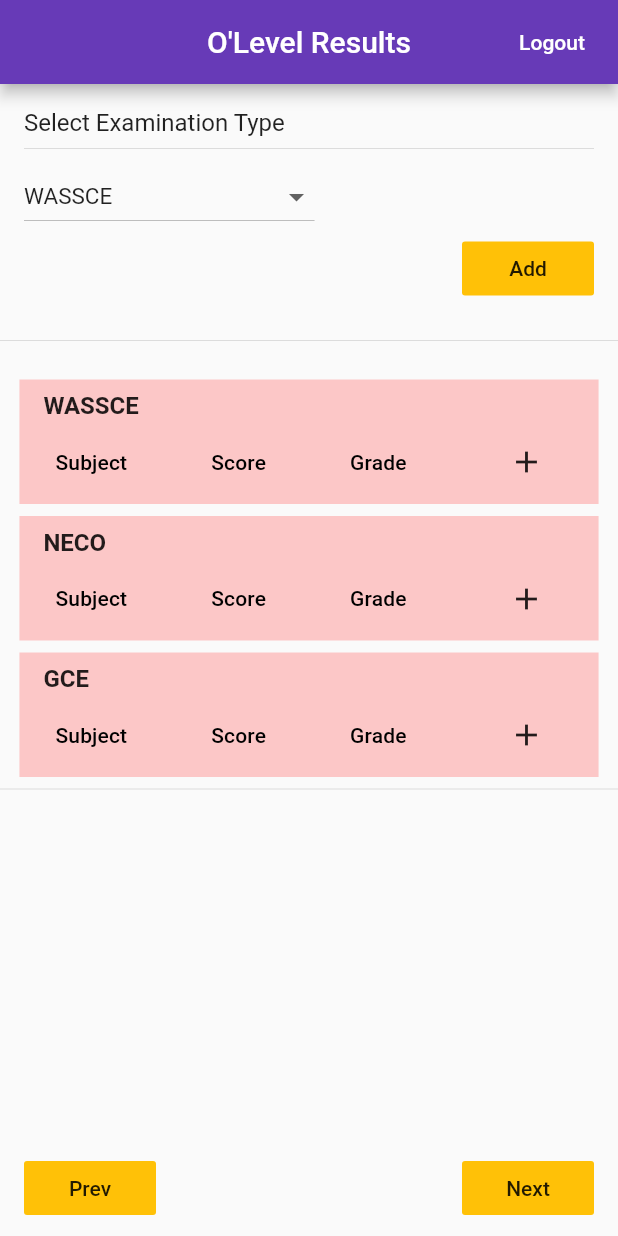
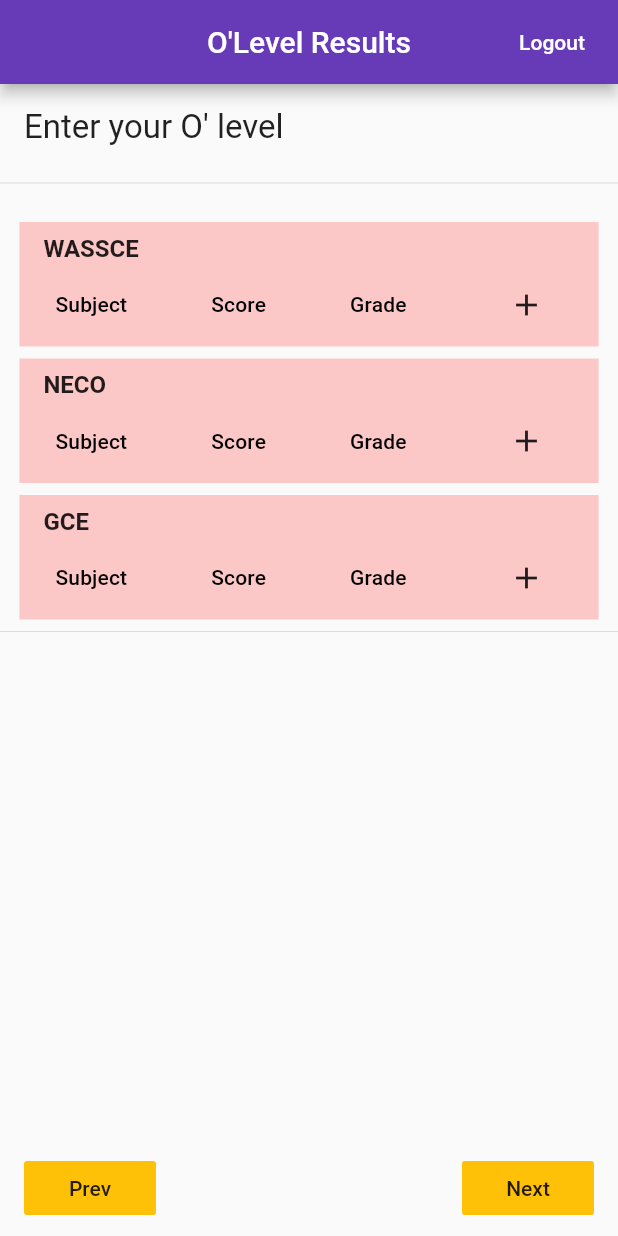
Before and after one commit to iykeprince/online_admission_result_checker_app, a Flutter app: the CreateApplication screen opened directly with empty values, after a tap on "Next", on a phone screen of 412 x 824 dp. Run offline on Flutter 3.47's test engine with Material 2 defaults, Android fonts, the phone set to English and light mode, and no system bars; our stand-ins replace cloud_firestore, firebase_auth, screenshot; accounts and stored records are empty.

Commit message:
updated the 0 level

```diff
--- a/lib/pages/create-application.dart
+++ b/lib/pages/create-application.dart
@@ -472,6 +472,7 @@ class _CreateApplicationState extends State<CreateApplication> {
   //method to show UI for inputing and handling O'level
   _buildOlevel() {
     return Column(
+
       children: [
         Expanded(
           child: ListView(
@@ -482,79 +483,80 @@ class _CreateApplicationState extends State<CreateApplication> {
                 child: Column(
                   crossAxisAlignment: CrossAxisAlignment.start,
                   children: <Widget>[
-                    Text(
-                      'Select Examination Type',
-                      style: TextStyle(
-                        fontSize: 16,
-                        fontWeight: FontWeight.w400,
-                      ),
-                    ),
-                    Divider(),
+                    // Text(
+                    //   'Select Examination Type',
+                    //   style: TextStyle(
+                    //     fontSize: 16,
+                    //     fontWeight: FontWeight.w400,
+                    //   ),
+                    // ),
+                    // Divider(),
                     Row(
                       children: <Widget>[
                         Container(
-                          child: DropdownButton(
-                            hint: Text('Select examination type'),
-                            items: entryList
-                                .map(
-                                  (item) => DropdownMenuItem(
-                                    value: item.name,
-                                    child: Text(
-                                      item.name,
-                                      style: TextStyle(
-                                        fontSize: 15.0,
-                                      ),
-                                    ),
-                                  ),
-                                )
-                                .toList(),
-                            onChanged: (value) {
-                              print('entry: $value');
-                              setState(() {
-                                _selectedEntry = value;
-                                _entryIndex = entryList.indexWhere(
-                                    (element) => element.name == value);
-                              });
-                            },
-                            value: _selectedEntry,
-                          ),
+                          child: Text('Enter your O\' level', style: TextStyle(fontSize: 22))
+                          // child: DropdownButton(
+                          //   hint: Text('Select examination type'),
+                          //   items: entryList
+                          //       .map(
+                          //         (item) => DropdownMenuItem(
+                          //           value: item.name,
+                          //           child: Text(
+                          //             item.name,
+                          //             style: TextStyle(
+                          //               fontSize: 15.0,
+                          //             ),
+                          //           ),
+                          //         ),
+                          //       )
+                          //       .toList(),
+                          //   onChanged: (value) {
+                          //     print('entry: $value');
+                          //     setState(() {
+                          //       _selectedEntry = value;
+                          //       _entryIndex = entryList.indexWhere(
+                          //           (element) => element.name == value);
+                          //     });
+                          //   },
+                          //   value: _selectedEntry,
+                          // ),
                         ),
                       ],
                     ),
-                    Align(
-                      alignment: Alignment.centerRight,
-                      child: FlatButton(
-                        onPressed: () {
-                          print('selected Entry $_selectedEntry');
-                          setState(() {
-                            print('entry index: $_entryIndex');
-                            List<Entry> newEntries = entryList
-                                .where(
-                                    (element) => element.name == _selectedEntry)
-                                .toList();
-                            if (newEntries.length == 0) {
-                              entryList.add(
-                                Entry(
-                                  entryIndex: _entryIndex,
-                                  name: _selectedEntry,
-                                  courses: [
-                                    Course(
-                                      subject: '',
-                                      score: '',
-                                      grade: '',
-                                    ),
-                                  ],
-                                ),
-                              );
-                            }
-                          });
-                        },
-                        color: Theme.of(context).accentColor,
-                        child: Text(
-                          'Add',
-                        ),
-                      ),
-                    ),
+                    // Align(
+                    //   alignment: Alignment.centerRight,
+                    //   child: FlatButton(
+                    //     onPressed: () {
+                    //       print('selected Entry $_selectedEntry');
+                    //       setState(() {
+                    //         print('entry index: $_entryIndex');
+                    //         List<Entry> newEntries = entryList
+                    //             .where(
+                    //                 (element) => element.name == _selectedEntry)
+                    //             .toList();
+                    //         if (newEntries.length == 0) {
+                    //           entryList.add(
+                    //             Entry(
+                    //               entryIndex: _entryIndex,
+                    //               name: _selectedEntry,
+                    //               courses: [
+                    //                 Course(
+                    //                   subject: '',
+                    //                   score: '',
+                    //                   grade: '',
+                    //                 ),
+                    //               ],
+                    //             ),
+                    //           );
+                    //         }
+                    //       });
+                    //     },
+                    //     color: Theme.of(context).accentColor,
+                    //     child: Text(
+                    //       'Add',
+                    //     ),
+                    //   ),
+                    // ),
                   ],
                 ),
               ),
--- a/lib/pages/result-checker.dart
+++ b/lib/pages/result-checker.dart
@@ -211,7 +211,7 @@ class _ResultCheckerState extends State<ResultChecker> {
                         result = Result();
                         result.user = student;
                         result.university = selectedUniversity;
-                        result.score = 220;
+                        result.score = 164;
                         openResultScreen(result);
                         print('student ${student.username}');
                         setState(() {});
--- a/lib/widgets/subjectField.dart
+++ b/lib/widgets/subjectField.dart
@@ -18,6 +18,7 @@ class _SubjectFieldState extends State<SubjectField> {
   @override
   void initState() {
     subjects = [
+      'MATHEMATICS',
       'ARABIC',
       'AGRICULTURAL SCIENCE',
       'BIOLOGY',
```
